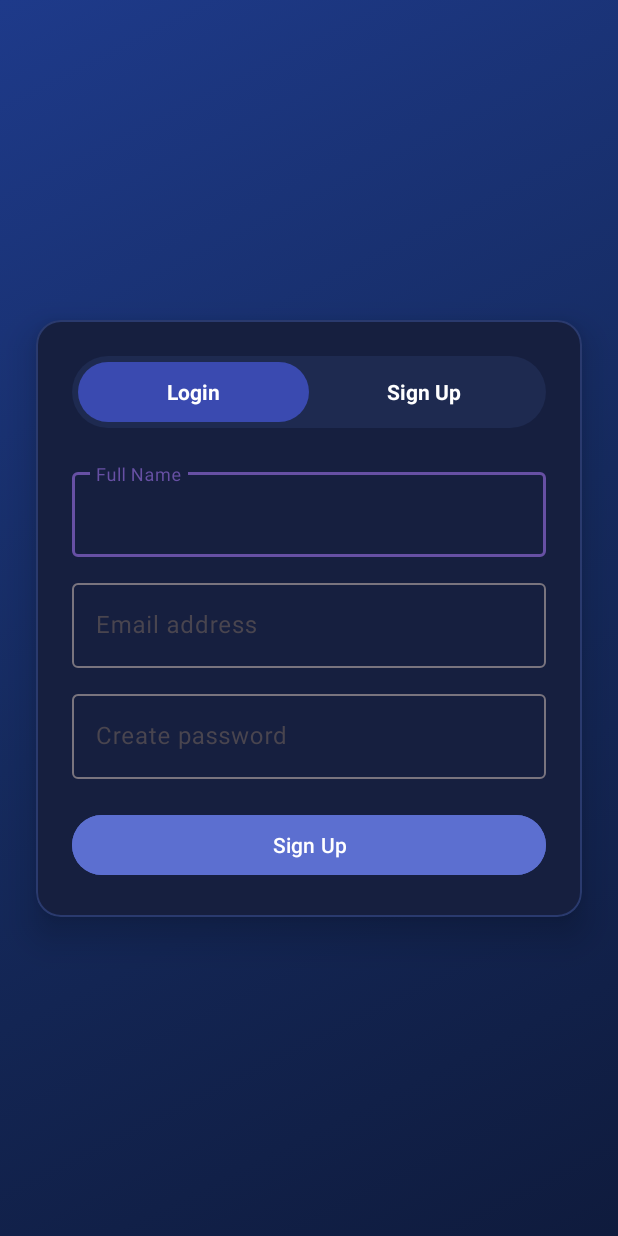
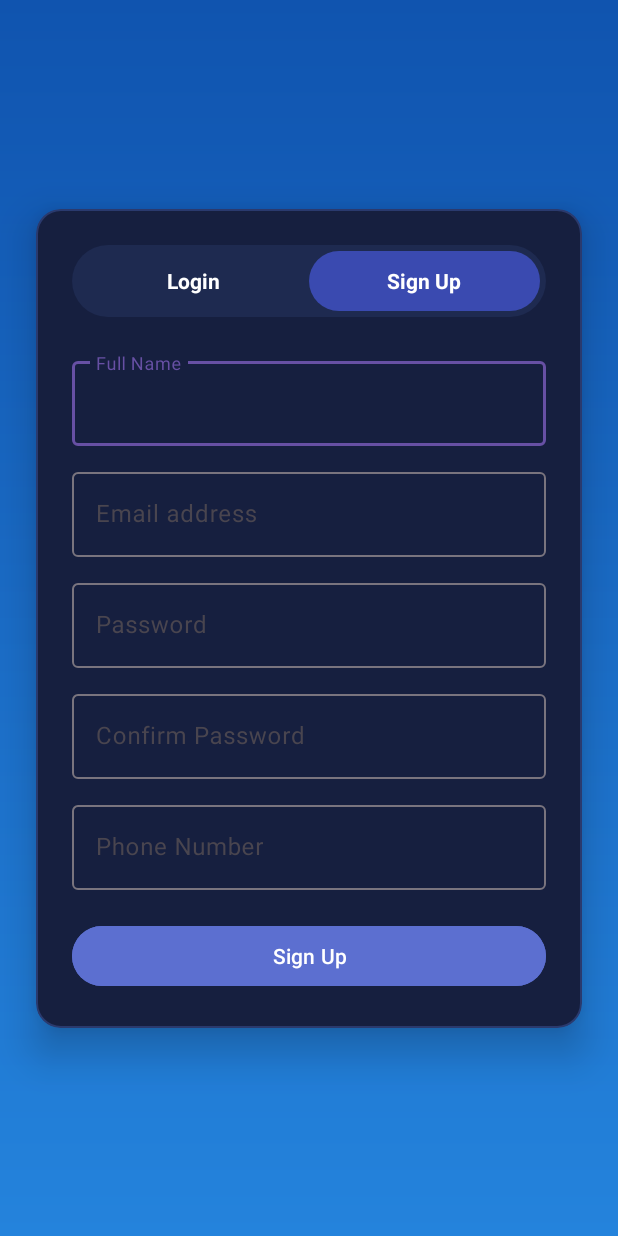
Before and after one commit to mickss29/ExMate, an Android app: the screen it shows after launch (AuthActivity), after a tap on "Sign Up", on a phone screen of 412 x 824 dp. Run offline under Robolectric (Android 15) with nearby library versions, the phone set to English and light mode, and no system bars; 1 other tap on this screen came first.

Commit message:
CARD SWAP ANIMATION DONE

```diff
--- a/app/src/main/AndroidManifest.xml
+++ b/app/src/main/AndroidManifest.xml
@@ -13,7 +13,7 @@
         android:theme="@style/Theme.ExMate">
 
         <activity
-            android:name=".AuthActivity"
+            android:name="AuthActivity"
             android:exported="true">
             <intent-filter>
                 <action android:name="android.intent.action.MAIN" />
--- a/app/src/main/java/com/example/exmate/AuthActivity.java
+++ b/app/src/main/java/com/example/exmate/AuthActivity.java
@@ -1,75 +1,134 @@
 package com.example.exmate;
 
+import android.animation.ValueAnimator;
+import android.graphics.drawable.GradientDrawable;
 import android.os.Bundle;
-import android.view.View;
-import android.widget.Button;
+import android.view.animation.AccelerateDecelerateInterpolator;
 import android.widget.LinearLayout;
 import android.widget.TextView;
+
 import androidx.appcompat.app.AppCompatActivity;
+import androidx.constraintlayout.widget.ConstraintLayout;
 
 public class AuthActivity extends AppCompatActivity {
 
-    LinearLayout containerCard, layoutLogin, layoutSignup;
-    TextView tabLogin, tabSignup;
-    View shapeCircle, shapeTriangle;
-    Button btnLogin, btnSignup;
+    private LinearLayout layoutLogin, layoutSignup, containerCard;
+    private TextView tabLogin, tabSignup;
+    private ConstraintLayout rootLayout;
 
     @Override
     protected void onCreate(Bundle savedInstanceState) {
         super.onCreate(savedInstanceState);
-        setContentView(R.layout.activity_auth);
+        setContentView(R.layout.activity_auth); // your XML file
 
+        rootLayout = findViewById(R.id.rootLayout);
         containerCard = findViewById(R.id.containerCard);
         layoutLogin = findViewById(R.id.layoutLogin);
         layoutSignup = findViewById(R.id.layoutSignup);
         tabLogin = findViewById(R.id.tabLogin);
         tabSignup = findViewById(R.id.tabSignup);
-        shapeCircle = findViewById(R.id.shapeCircle);
-        shapeTriangle = findViewById(R.id.shapeTriangle);
-        btnLogin = findViewById(R.id.btnLogin);
-        btnSignup = findViewById(R.id.btnSignup);
 
-        // 1️⃣ Floating shapes rotation + drift
-        shapeCircle.animate().translationXBy(20).translationYBy(20).setDuration(8000).setStartDelay(0).start();
-        shapeTriangle.animate().translationXBy(-20).translationYBy(-20).setDuration(9000).setStartDelay(0).start();
+        layoutLogin.setVisibility(android.view.View.VISIBLE);
+        layoutSignup.setVisibility(android.view.View.GONE);
 
-        // 2️⃣ Card slide + fade in
-        containerCard.setTranslationY(50f);
-        containerCard.setAlpha(0f);
-        containerCard.animate().translationY(0f).alpha(1f).setDuration(700).start();
+        // Animate background shades
+        animateBackgroundShades();
 
-        // 3️⃣ Tab switching
-        tabLogin.setOnClickListener(v -> switchForm(true));
-        tabSignup.setOnClickListener(v -> switchForm(false));
-
-        // 4️⃣ Button micro-interaction
-        addButtonEffect(btnLogin);
-        addButtonEffect(btnSignup);
+        // Tab click listeners
+        tabLogin.setOnClickListener(v -> showLogin());
+        tabSignup.setOnClickListener(v -> showSignup());
     }
 
-    private void switchForm(boolean showLogin) {
-        if (showLogin) {
-            layoutSignup.setAlpha(1f);
-            layoutSignup.animate().alpha(0f).setDuration(500).withEndAction(() -> layoutSignup.setVisibility(View.GONE)).start();
+    private void animateBackgroundShades() {
+        // Blue shades
+        final int colorStart = 0xFF0D47A1; // dark blue
+        final int colorMiddle = 0xFF1976D2; // medium blue
+        final int colorEnd = 0xFF42A5F5;   // light blue
 
-            layoutLogin.setAlpha(0f);
-            layoutLogin.setVisibility(View.VISIBLE);
-            layoutLogin.animate().alpha(1f).setDuration(500).start();
-        } else {
-            layoutLogin.setAlpha(1f);
-            layoutLogin.animate().alpha(0f).setDuration(500).withEndAction(() -> layoutLogin.setVisibility(View.GONE)).start();
+        final GradientDrawable gradientDrawable = new GradientDrawable(
+                GradientDrawable.Orientation.TOP_BOTTOM,
+                new int[]{colorStart, colorMiddle}
+        );
+        gradientDrawable.setCornerRadius(0f);
+        rootLayout.setBackground(gradientDrawable);
 
-            layoutSignup.setAlpha(0f);
-            layoutSignup.setVisibility(View.VISIBLE);
-            layoutSignup.animate().alpha(1f).setDuration(500).start();
-        }
+        ValueAnimator animator = ValueAnimator.ofFloat(0f, 1f);
+        animator.setDuration(8000); // 8 seconds
+        animator.setRepeatCount(ValueAnimator.INFINITE);
+        animator.setRepeatMode(ValueAnimator.REVERSE);
+
+        animator.addUpdateListener(animation -> {
+            float fraction = animation.getAnimatedFraction();
+
+            // Blend colors
+            int newStart = blendColors(colorStart, colorMiddle, fraction);
+            int newEnd = blendColors(colorMiddle, colorEnd, fraction);
+
+            gradientDrawable.setColors(new int[]{newStart, newEnd});
+        });
+
+        animator.start();
     }
 
-    private void addButtonEffect(Button btn) {
-        btn.setOnClickListener(v -> {
-            v.animate().scaleX(0.95f).scaleY(0.95f).setDuration(100)
-                    .withEndAction(() -> v.animate().scaleX(1f).scaleY(1f).setDuration(100).start())
-                    .start();
-        });
+    // Helper method to blend two colors
+    private int blendColors(int color1, int color2, float ratio) {
+        final float inverseRatio = 1f - ratio;
+        int a = (int) ((color1 >> 24 & 0xff) * inverseRatio + (color2 >> 24 & 0xff) * ratio);
+        int r = (int) ((color1 >> 16 & 0xff) * inverseRatio + (color2 >> 16 & 0xff) * ratio);
+        int g = (int) ((color1 >> 8 & 0xff) * inverseRatio + (color2 >> 8 & 0xff) * ratio);
+        int b = (int) ((color1 & 0xff) * inverseRatio + (color2 & 0xff) * ratio);
+        return (a << 24) | (r << 16) | (g << 8) | b;
+    }
+
+    private void showLogin() {
+        if (layoutLogin.getVisibility() == android.view.View.VISIBLE) return;
+
+        // Slide Signup out
+        layoutSignup.animate()
+                .translationX(containerCard.getWidth())
+                .alpha(0f)
+                .setDuration(400)
+                .withEndAction(() -> layoutSignup.setVisibility(android.view.View.GONE))
+                .start();
+
+        // Slide Login in
+        layoutLogin.setTranslationX(-containerCard.getWidth());
+        layoutLogin.setAlpha(0f);
+        layoutLogin.setVisibility(android.view.View.VISIBLE);
+        layoutLogin.animate()
+                .translationX(0f)
+                .alpha(1f)
+                .setInterpolator(new AccelerateDecelerateInterpolator())
+                .setDuration(400)
+                .start();
+
+        tabLogin.setBackgroundResource(R.drawable.toggle_selected_midnight);
+        tabSignup.setBackgroundResource(android.R.color.transparent);
+    }
+
+    private void showSignup() {
+        if (layoutSignup.getVisibility() == android.view.View.VISIBLE) return;
+
+        // Slide Login out
+        layoutLogin.animate()
+                .translationX(-containerCard.getWidth())
+                .alpha(0f)
+                .setDuration(400)
+                .withEndAction(() -> layoutLogin.setVisibility(android.view.View.GONE))
+                .start();
+
+        // Slide Signup in
+        layoutSignup.setTranslationX(containerCard.getWidth());
+        layoutSignup.setAlpha(0f);
+        layoutSignup.setVisibility(android.view.View.VISIBLE);
+        layoutSignup.animate()
+                .translationX(0f)
+                .alpha(1f)
+                .setInterpolator(new AccelerateDecelerateInterpolator())
+                .setDuration(400)
+                .start();
+
+        tabSignup.setBackgroundResource(R.drawable.toggle_selected_midnight);
+        tabLogin.setBackgroundResource(android.R.color.transparent);
     }
 }
--- a/app/src/main/res/drawable/bg_exmate_premium_anim.xml
+++ b/app/src/main/res/drawable/bg_exmate_premium_anim.xml
@@ -1,9 +1,16 @@
-<?xml version="1.0" encoding="utf-8"?>
 <animation-list xmlns:android="http://schemas.android.com/apk/res/android"
     android:oneshot="false">
 
-    <item android:drawable="@drawable/bg_gradient_1" android:duration="3000"/>
-    <item android:drawable="@drawable/bg_gradient_2" android:duration="3000"/>
-    <item android:drawable="@drawable/bg_gradient_3" android:duration="3000"/>
+    <item
+        android:drawable="@drawable/bg_glass_1"
+        android:duration="3500" />
+
+    <item
+        android:drawable="@drawable/bg_glass_2"
+        android:duration="3500" />
+
+    <item
+        android:drawable="@drawable/bg_glass_3"
+        android:duration="3500" />
 
 </animation-list>
--- /dev/null
+++ b/app/src/main/res/drawable/bg_glass_1.xml
@@ -0,0 +1,8 @@
+<shape xmlns:android="http://schemas.android.com/apk/res/android">
+    <gradient
+        android:type="linear"
+        android:angle="270"
+        android:startColor="#CC0D1B2A"
+        android:centerColor="#AA1E3A5F"
+        android:endColor="#CC0D1B2A"/>
+</shape>
--- /dev/null
+++ b/app/src/main/res/drawable/bg_glass_2.xml
@@ -0,0 +1,8 @@
+<shape xmlns:android="http://schemas.android.com/apk/res/android">
+    <gradient
+        android:type="linear"
+        android:angle="270"
+        android:startColor="#CC112233"
+        android:centerColor="#AA274B75"
+        android:endColor="#CC112233"/>
+</shape>
--- /dev/null
+++ b/app/src/main/res/drawable/bg_glass_3.xml
@@ -0,0 +1,8 @@
+<shape xmlns:android="http://schemas.android.com/apk/res/android">
+    <gradient
+        android:type="linear"
+        android:angle="270"
+        android:startColor="#CC0A1622"
+        android:centerColor="#AA345A88"
+        android:endColor="#CC0A1622"/>
+</shape>
--- a/app/src/main/res/layout/activity_auth.xml
+++ b/app/src/main/res/layout/activity_auth.xml
@@ -7,31 +7,31 @@
     android:layout_height="match_parent"
     android:background="@drawable/bg_exmate_premium_anim">
 
-    <!-- Floating circle (top-left) -->
+    <!-- Floating Circle (Top-left) -->
     <View
         android:id="@+id/shapeCircle"
-        android:layout_width="200dp"
-        android:layout_height="200dp"
-        android:background="@drawable/abstract_circle_white"
+        android:layout_width="220dp"
+        android:layout_height="220dp"
         android:layout_marginStart="16dp"
         android:layout_marginTop="40dp"
         android:alpha="0.05"
+        android:background="@drawable/abstract_circle_white"
         app:layout_constraintStart_toStartOf="parent"
-        app:layout_constraintTop_toTopOf="parent"/>
+        app:layout_constraintTop_toTopOf="parent" />
 
-    <!-- Floating triangle (bottom-right) -->
+    <!-- Floating Triangle (Bottom-right) -->
     <View
         android:id="@+id/shapeTriangle"
-        android:layout_width="180dp"
-        android:layout_height="180dp"
-        android:background="@drawable/abstract_triangle_white"
+        android:layout_width="200dp"
+        android:layout_height="200dp"
         android:layout_marginEnd="16dp"
         android:layout_marginBottom="40dp"
         android:alpha="0.05"
+        android:background="@drawable/abstract_triangle_white"
         app:layout_constraintEnd_toEndOf="parent"
-        app:layout_constraintBottom_toBottomOf="parent"/>
+        app:layout_constraintBottom_toBottomOf="parent" />
 
-    <!-- Center Premium Card -->
+    <!-- Center Glass Card -->
     <LinearLayout
         android:id="@+id/containerCard"
         android:layout_width="0dp"
@@ -40,11 +40,9 @@
         android:orientation="vertical"
         android:padding="24dp"
         android:background="@drawable/card_midnight"
-        android:elevation="14dp"
+        android:elevation="16dp"
         android:clipToOutline="true"
         android:outlineProvider="background"
-        android:translationY="50dp"
-        android:alpha="1"
         app:layout_constraintTop_toTopOf="parent"
         app:layout_constraintBottom_toBottomOf="parent"
         app:layout_constraintStart_toStartOf="parent"
@@ -57,7 +55,6 @@
             android:layout_height="48dp"
             android:orientation="horizontal"
             android:padding="4dp"
-            android:gravity="center"
             android:background="@drawable/toggle_midnight_bg">
 
             <TextView
@@ -68,8 +65,8 @@
                 android:gravity="center"
                 android:text="Login"
                 android:textStyle="bold"
-                android:textColor="@color/white"
-                android:background="@drawable/toggle_selected_midnight"/>
+                android:textColor="@android:color/white"
+                android:background="@drawable/toggle_selected_midnight" />
 
             <TextView
                 android:id="@+id/tabSignup"
@@ -79,7 +76,7 @@
                 android:gravity="center"
                 android:text="Sign Up"
                 android:textStyle="bold"
-                android:textColor="@color/white"/>
+                android:textColor="@android:color/white" />
         </LinearLayout>
 
         <!-- LOGIN FORM -->
@@ -101,7 +98,7 @@
                     android:layout_height="wrap_content"
                     android:inputType="textEmailAddress"
                     android:textColor="@android:color/white"
-                    android:textColorHint="#B0C4DE"/>
+                    android:textColorHint="#B0C4DE" />
             </com.google.android.material.textfield.TextInputLayout>
 
             <com.google.android.material.textfield.TextInputLayout
@@ -116,7 +113,7 @@
                     android:layout_height="wrap_content"
                     android:inputType="textPassword"
                     android:textColor="@android:color/white"
-                    android:textColorHint="#B0C4DE"/>
+                    android:textColorHint="#B0C4DE" />
             </com.google.android.material.textfield.TextInputLayout>
 
             <Button
@@ -126,7 +123,7 @@
                 android:layout_marginTop="20dp"
                 android:text="Sign In"
                 android:textColor="@android:color/white"
-                android:backgroundTint="@color/premium_blue_light"/>
+                android:backgroundTint="@color/premium_blue_light" />
         </LinearLayout>
 
         <!-- SIGNUP FORM -->
@@ -136,8 +133,7 @@
             android:layout_height="wrap_content"
             android:layout_marginTop="24dp"
             android:orientation="vertical"
-            android:visibility="gone"
-            android:alpha="1">
+            android:visibility="gone">
 
             <com.google.android.material.textfield.TextInputLayout
                 android:layout_width="match_parent"
@@ -149,7 +145,7 @@
                     android:layout_width="match_parent"
                     android:layout_height="wrap_content"
                     android:textColor="@android:color/white"
-                    android:textColorHint="#B0C4DE"/>
+                    android:textColorHint="#B0C4DE" />
             </com.google.android.material.textfield.TextInputLayout>
 
             <com.google.android.material.textfield.TextInputLayout
@@ -164,14 +160,14 @@
                     android:layout_height="wrap_content"
                     android:inputType="textEmailAddress"
                     android:textColor="@android:color/white"
-                    android:textColorHint="#B0C4DE"/>
+                    android:textColorHint="#B0C4DE" />
             </com.google.android.material.textfield.TextInputLayout>
 
             <com.google.android.material.textfield.TextInputLayout
                 android:layout_width="match_parent"
                 android:layout_height="wrap_content"
                 android:layout_marginTop="12dp"
-                android:hint="Create password">
+                android:hint="Password">
 
                 <com.google.android.material.textfield.TextInputEditText
                     android:id="@+id/etSignupPassword"
@@ -179,7 +175,37 @@
                     android:layout_height="wrap_content"
                     android:inputType="textPassword"
                     android:textColor="@android:color/white"
-                    android:textColorHint="#B0C4DE"/>
+                    android:textColorHint="#B0C4DE" />
+            </com.google.android.material.textfield.TextInputLayout>
+
+            <com.google.android.material.textfield.TextInputLayout
+                android:layout_width="match_parent"
+                android:layout_height="wrap_content"
+                android:layout_marginTop="12dp"
+                android:hint="Confirm Password">
+
+                <com.google.android.material.textfield.TextInputEditText
+                    android:id="@+id/etSignupConfirmPassword"
+                    android:layout_width="match_parent"
+                    android:layout_height="wrap_content"
+                    android:inputType="textPassword"
+                    android:textColor="@android:color/white"
+                    android:textColorHint="#B0C4DE" />
+            </com.google.android.material.textfield.TextInputLayout>
+
+            <com.google.android.material.textfield.TextInputLayout
+                android:layout_width="match_parent"
+                android:layout_height="wrap_content"
+                android:layout_marginTop="12dp"
+                android:hint="Phone Number">
+
+                <com.google.android.material.textfield.TextInputEditText
+                    android:id="@+id/etSignupPhone"
+                    android:layout_width="match_parent"
+                    android:layout_height="wrap_content"
+                    android:inputType="phone"
+                    android:textColor="@android:color/white"
+                    android:textColorHint="#B0C4DE" />
             </com.google.android.material.textfield.TextInputLayout>
 
             <Button
@@ -189,8 +215,9 @@
                 android:layout_marginTop="20dp"
                 android:text="Sign Up"
                 android:textColor="@android:color/white"
-                android:backgroundTint="@color/premium_blue_light"/>
+                android:backgroundTint="@color/premium_blue_light" />
         </LinearLayout>
 
     </LinearLayout>
+
 </androidx.constraintlayout.widget.ConstraintLayout>
```
